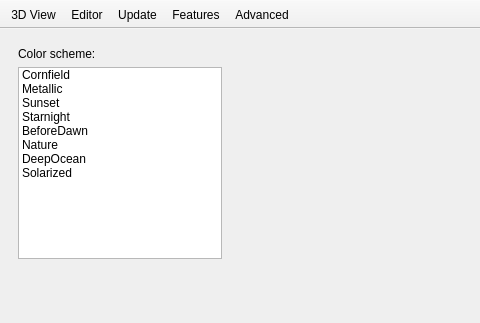
This is src/Preferences.ui in openscad/openscad as Qt 5 draws it before an edit; both pictures show x 0 to 480 and y 0 to 323 of the 852 by 550 pixel window. The edited form follows.
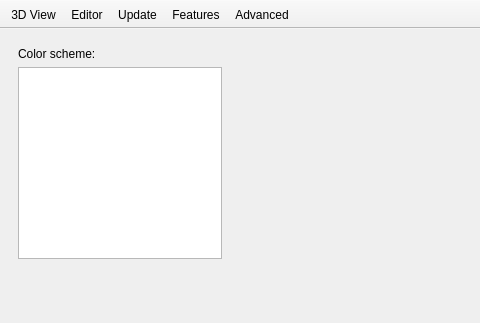
This is the edited form. The open tabs and pages were chosen to show the change. Icons and pictures are not drawn.

```diff
--- a/src/Preferences.ui
+++ b/src/Preferences.ui
@@ -56,46 +56,6 @@
               <property name="currentRow">
                <number>-1</number>
               </property>
-              <item>
-               <property name="text">
-                <string>Cornfield</string>
-               </property>
-              </item>
-              <item>
-               <property name="text">
-                <string>Metallic</string>
-               </property>
-              </item>
-              <item>
-               <property name="text">
-                <string>Sunset</string>
-               </property>
-              </item>
-              <item>
-               <property name="text">
-                <string>Starnight</string>
-               </property>
-              </item>
-              <item>
-               <property name="text">
-                <string>BeforeDawn</string>
-               </property>
-              </item>
-              <item>
-               <property name="text">
-                <string>Nature</string>
-               </property>
-              </item>
-              <item>
-               <property name="text">
-                <string>DeepOcean</string>
-               </property>
-              </item>
-              <item>
-               <property name="text">
-                <string>Solarized</string>
-               </property>
-              </item>
              </widget>
             </item>
            </layout>
```
